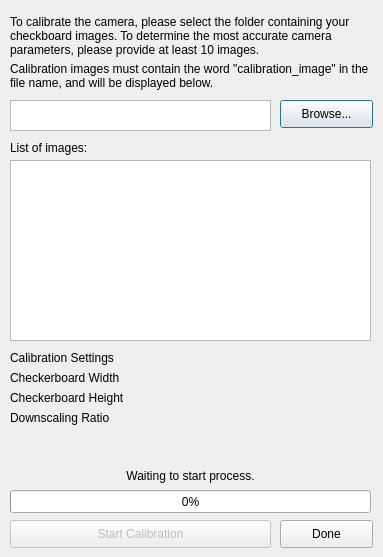
Old version of the form gui/dialogCameraCalibration.ui in the repository Spinarakk/defectmonitor.
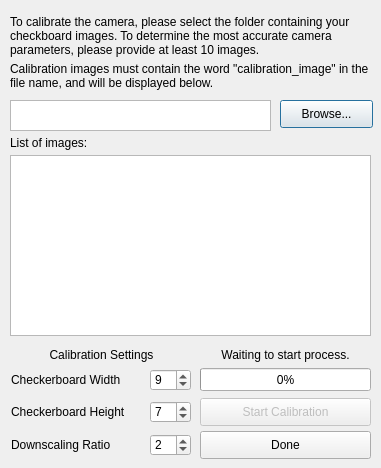
New version of the form. Icons and pictures are not drawn.

Commit message: - Added closeEvent methods to all the dialog windows so that the program knows what to do if the user presses the X button - Linked the settings to the config.json file - Fixed the Display Image and Apply Correction checkboxes - CLAHE correction using random pictures appears to be buggy not sure why at the moment - Setup the Monash box with Python, PyCharm, PyQt and Basler SDK and the program runs no issues - Further increased my understanding of the calibration code

What changed in the file:
```diff
--- a/gui/dialogCameraCalibration.ui
+++ b/gui/dialogCameraCalibration.ui
@@ -6,10 +6,22 @@
    <rect>
     <x>0</x>
     <y>0</y>
-    <width>383</width>
-    <height>557</height>
+    <width>381</width>
+    <height>468</height>
    </rect>
   </property>
+  <property name="minimumSize">
+   <size>
+    <width>381</width>
+    <height>468</height>
+   </size>
+  </property>
+  <property name="maximumSize">
+   <size>
+    <width>381</width>
+    <height>468</height>
+   </size>
+  </property>
   <property name="windowTitle">
    <string>Camera Calibration</string>
   </property>
@@ -77,9 +89,9 @@
    </property>
    <property name="geometry">
     <rect>
-     <x>10</x>
-     <y>520</y>
-     <width>261</width>
+     <x>200</x>
+     <y>398</y>
+     <width>171</width>
      <height>28</height>
     </rect>
    </property>
@@ -90,9 +102,9 @@
   <widget class="QPushButton" name="buttonDone">
    <property name="geometry">
     <rect>
-     <x>280</x>
-     <y>520</y>
-     <width>93</width>
+     <x>200</x>
+     <y>431</y>
+     <width>171</width>
      <height>28</height>
     </rect>
    </property>
@@ -103,9 +115,9 @@
   <widget class="QProgressBar" name="progressBar">
    <property name="geometry">
     <rect>
-     <x>10</x>
-     <y>490</y>
-     <width>361</width>
+     <x>200</x>
+     <y>368</y>
+     <width>171</width>
      <height>23</height>
     </rect>
    </property>
@@ -122,10 +134,10 @@
   <widget class="QLabel" name="labelProgress">
    <property name="geometry">
     <rect>
-     <x>10</x>
-     <y>460</y>
-     <width>361</width>
-     <height>31</height>
+     <x>200</x>
+     <y>344</y>
+     <width>171</width>
+     <height>21</height>
     </rect>
    </property>
    <property name="text">
@@ -155,7 +167,7 @@
    <property name="geometry">
     <rect>
      <x>10</x>
-     <y>140</y>
+     <y>135</y>
      <width>221</width>
      <height>16</height>
     </rect>
@@ -168,7 +180,7 @@
    <property name="geometry">
     <rect>
      <x>10</x>
-     <y>160</y>
+     <y>155</y>
      <width>361</width>
      <height>181</height>
     </rect>
@@ -177,23 +189,26 @@
   <widget class="QLabel" name="label">
    <property name="geometry">
     <rect>
-     <x>10</x>
-     <y>350</y>
-     <width>111</width>
-     <height>16</height>
+     <x>11</x>
+     <y>344</y>
+     <width>181</width>
+     <height>21</height>
     </rect>
    </property>
    <property name="text">
     <string>Calibration Settings</string>
    </property>
+   <property name="alignment">
+    <set>Qt::AlignCenter</set>
+   </property>
   </widget>
   <widget class="QLabel" name="label_2">
    <property name="geometry">
     <rect>
-     <x>10</x>
-     <y>370</y>
-     <width>131</width>
-     <height>16</height>
+     <x>11</x>
+     <y>368</y>
+     <width>116</width>
+     <height>23</height>
     </rect>
    </property>
    <property name="text">
@@ -203,10 +218,10 @@
   <widget class="QLabel" name="label_3">
    <property name="geometry">
     <rect>
-     <x>10</x>
-     <y>390</y>
-     <width>121</width>
-     <height>16</height>
+     <x>11</x>
+     <y>398</y>
+     <width>119</width>
+     <height>28</height>
     </rect>
    </property>
    <property name="text">
@@ -216,16 +231,82 @@
   <widget class="QLabel" name="label_4">
    <property name="geometry">
     <rect>
-     <x>10</x>
-     <y>410</y>
-     <width>131</width>
-     <height>16</height>
+     <x>11</x>
+     <y>431</y>
+     <width>104</width>
+     <height>28</height>
     </rect>
    </property>
    <property name="text">
     <string>Downscaling Ratio</string>
    </property>
   </widget>
+  <widget class="QSpinBox" name="spinWidth">
+   <property name="geometry">
+    <rect>
+     <x>150</x>
+     <y>369</y>
+     <width>41</width>
+     <height>22</height>
+    </rect>
+   </property>
+   <property name="toolTip">
+    <string>1 - 12</string>
+   </property>
+   <property name="minimum">
+    <number>1</number>
+   </property>
+   <property name="maximum">
+    <number>12</number>
+   </property>
+   <property name="value">
+    <number>9</number>
+   </property>
+  </widget>
+  <widget class="QSpinBox" name="spinHeight">
+   <property name="geometry">
+    <rect>
+     <x>150</x>
+     <y>401</y>
+     <width>41</width>
+     <height>22</height>
+    </rect>
+   </property>
+   <property name="toolTip">
+    <string>1 - 12</string>
+   </property>
+   <property name="minimum">
+    <number>1</number>
+   </property>
+   <property name="maximum">
+    <number>12</number>
+   </property>
+   <property name="value">
+    <number>7</number>
+   </property>
+  </widget>
+  <widget class="QSpinBox" name="spinRatio">
+   <property name="geometry">
+    <rect>
+     <x>150</x>
+     <y>434</y>
+     <width>41</width>
+     <height>22</height>
+    </rect>
+   </property>
+   <property name="toolTip">
+    <string>1 - 4</string>
+   </property>
+   <property name="minimum">
+    <number>1</number>
+   </property>
+   <property name="maximum">
+    <number>4</number>
+   </property>
+   <property name="value">
+    <number>2</number>
+   </property>
+  </widget>
  </widget>
  <resources>
   <include location="icons.qrc"/>
```
Left out of the diff: 17 changed lines with no effect on the pictures. The commit also changes 11 other files.
